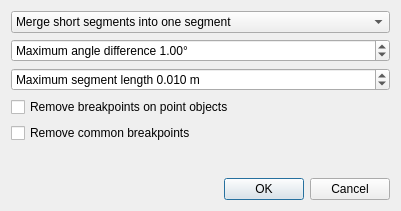
The window that breaksdialog.ui (Kuszki/EW-Database) describes before a commit, drawn with Qt 5.
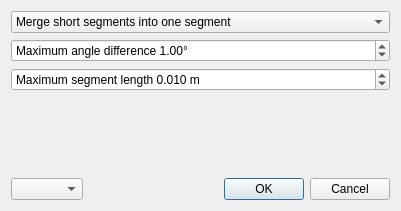
The same window after the commit. Icons and pictures are not drawn.

```diff
--- a/breaksdialog.ui
+++ b/breaksdialog.ui
@@ -18,7 +18,7 @@
     <normaloff>.</normaloff>.</iconset>
   </property>
   <layout class="QGridLayout" name="gridLayout">
-   <item row="0" column="0">
+   <item row="0" column="0" colspan="2">
     <widget class="QComboBox" name="modeCombo">
      <item>
       <property name="text">
@@ -32,7 +32,7 @@
      </item>
     </widget>
    </item>
-   <item row="1" column="0">
+   <item row="1" column="0" colspan="2">
     <widget class="QDoubleSpinBox" name="angleSpin">
      <property name="sizePolicy">
       <sizepolicy hsizetype="Preferred" vsizetype="Fixed">
@@ -60,7 +60,7 @@
      </property>
     </widget>
    </item>
-   <item row="2" column="0">
+   <item row="2" column="0" colspan="2">
     <widget class="QDoubleSpinBox" name="lengthSpin">
      <property name="specialValueText">
       <string>No maximum segment length</string>
@@ -85,21 +85,7 @@
      </property>
     </widget>
    </item>
-   <item row="3" column="0">
-    <widget class="QCheckBox" name="pointCheck">
-     <property name="text">
-      <string>Remove breakpoints on point objects</string>
-     </property>
-    </widget>
-   </item>
-   <item row="4" column="0">
-    <widget class="QCheckBox" name="breakCheck">
-     <property name="text">
-      <string>Remove common breakpoints</string>
-     </property>
-    </widget>
-   </item>
-   <item row="5" column="0">
+   <item row="3" column="0" colspan="2">
     <spacer name="verticalSpacer">
      <property name="orientation">
       <enum>Qt::Vertical</enum>
@@ -112,7 +98,10 @@
      </property>
     </spacer>
    </item>
-   <item row="6" column="0">
+   <item row="4" column="0">
+    <widget class="QComboBox" name="flagsCombo"/>
+   </item>
+   <item row="4" column="1">
     <widget class="QDialogButtonBox" name="buttonBox">
      <property name="orientation">
       <enum>Qt::Horizontal</enum>
```
